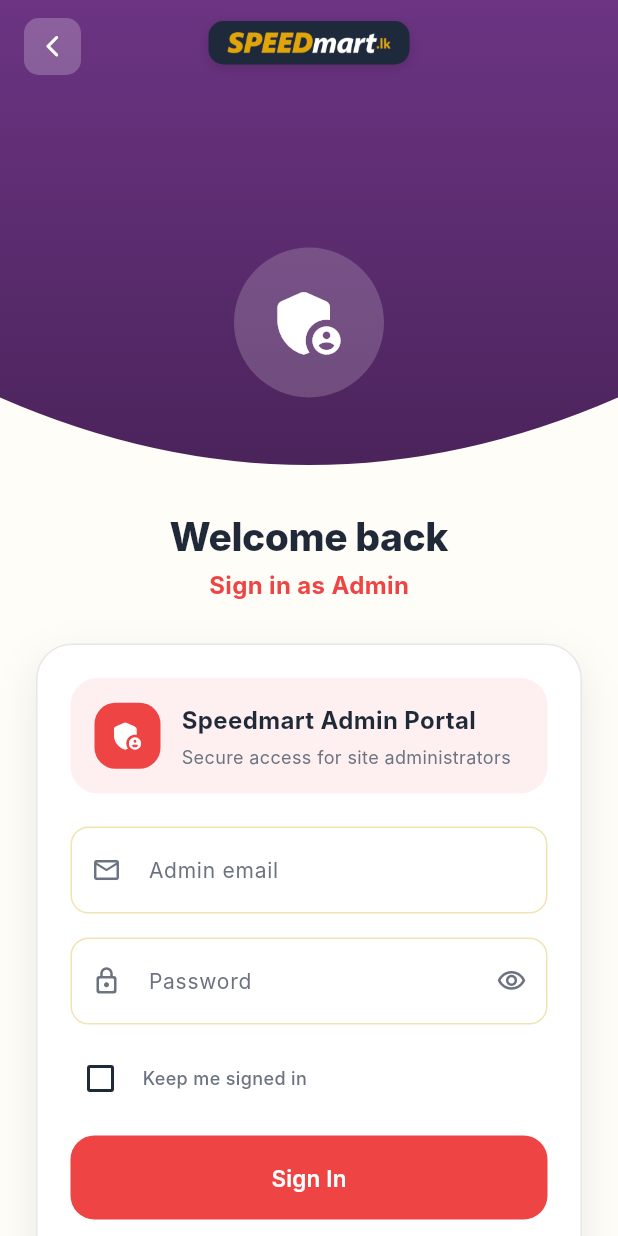
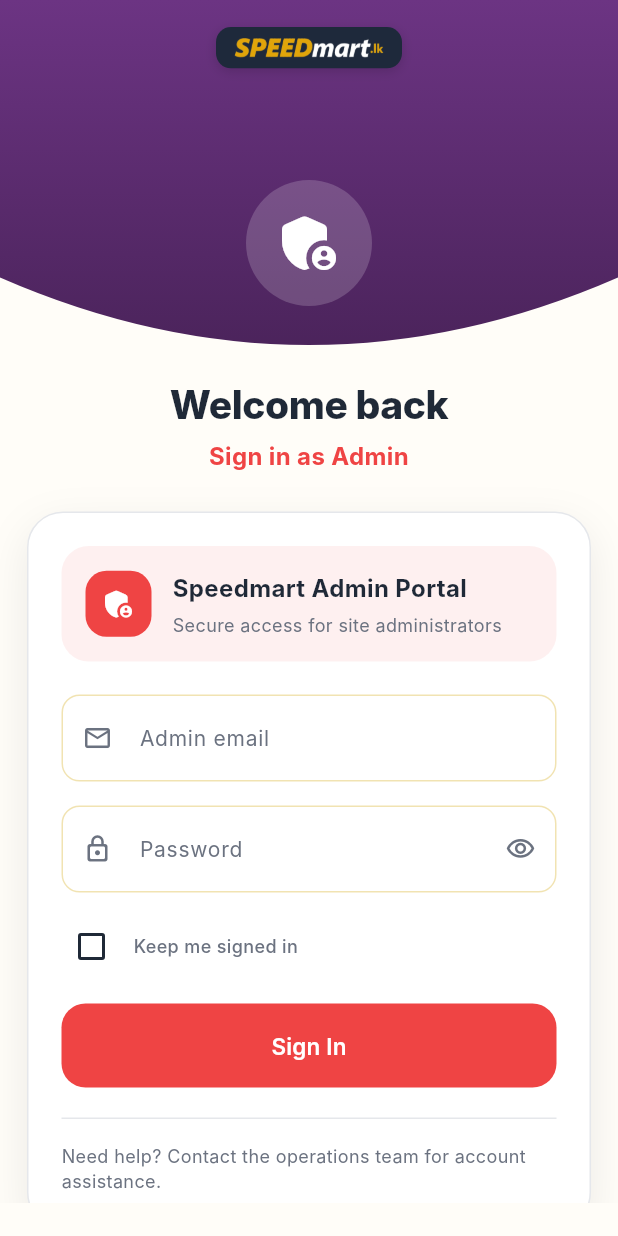
Before and after one commit to Anushmh17/speedmart_admin_web, a Flutter app: the LoginScreen screen opened by its route, on a phone screen of 412 x 824 dp. Run offline on Flutter 3.47's test engine with Material 3 defaults, Android fonts, the phone set to English and light mode, and no system bars; our stand-ins replace connectivity_plus, dio, flutter_local_notifications, flutter_map, flutter_riverpod, flutter_secure_storage and 7 more; accounts and stored records are empty; Roboto replaces fonts that are missing (Inter).

Commit message:
Refine admin login UI: compact card, centered layout, hide admin back button

```diff
--- a/lib/features/auth/presentation/screens/login_screen.dart
+++ b/lib/features/auth/presentation/screens/login_screen.dart
@@ -226,17 +226,20 @@
       });
     }
 
+    final heroHeight = widget.role == UserRole.admin ? 240.0 : 320.0;
+    final heroGradientColors = widget.role == UserRole.customer
+        ? const [Color(0xFFFF8A00), Color(0xFFFFB84D)]
+        : (widget.role == UserRole.admin
+            ? const [Color(0xFF6C3483), Color(0xFF4A235A)]
+            : const [Color(0xFF2563EB), Color(0xFF0F4DB8)]);
+
     final curvedHero = ClipPath(
       clipper: AuthWaveClipper(),
       child: Container(
-        height: 320,
+        height: heroHeight,
         decoration: BoxDecoration(
           gradient: LinearGradient(
-            colors: widget.role == UserRole.customer
-                ? const [Color(0xFFFF8A00), Color(0xFFFFB84D)]
-                : (widget.role == UserRole.admin
-                    ? const [Color(0xFF6C3483), Color(0xFF4A235A)]
-                    : const [Color(0xFF2563EB), Color(0xFF0F4DB8)]),
+            colors: heroGradientColors,
             begin: Alignment.topCenter,
             end: Alignment.bottomCenter,
           ),
@@ -245,7 +248,7 @@
           bottom: false,
           child: Stack(
             children: [
-              // Back Button
+              if (widget.role != UserRole.admin)
                 Positioned(
                   top: 12,
                   left: 16,
@@ -255,7 +258,7 @@
                       width: 38,
                       height: 38,
                       decoration: BoxDecoration(
-                      color: Colors.white.withValues(alpha: 0.22),
+                        color: Colors.white.withOpacity(0.22),
                         borderRadius: BorderRadius.circular(10),
                       ),
                       child: const Icon(
@@ -266,9 +269,8 @@
                     ),
                   ),
                 ),
-              // Speedmart Logo Pill Centered near top
               Positioned(
-                top: 14,
+                top: widget.role == UserRole.admin ? 18 : 14,
                 left: 0,
                 right: 0,
                 child: Center(
@@ -279,7 +281,7 @@
                       borderRadius: BorderRadius.circular(10),
                       boxShadow: [
                         BoxShadow(
-                          color: Colors.black.withValues(alpha: 0.15),
+                          color: Colors.black.withOpacity(0.15),
                           blurRadius: 6,
                           offset: const Offset(0, 2),
                         ),
@@ -287,23 +289,22 @@
                     ),
                     child: Image.asset(
                       'assets/images/logo.png',
-                      width: 110,
+                      width: 100,
                       fit: BoxFit.contain,
                     ),
                   ),
                 ),
               ),
-              // Circle Container with Icon
               Positioned(
-                bottom: 55,
+                bottom: widget.role == UserRole.admin ? 36 : 55,
                 left: 0,
                 right: 0,
                 child: Center(
                   child: Container(
-                    width: 100,
-                    height: 100,
+                    width: widget.role == UserRole.admin ? 84 : 100,
+                    height: widget.role == UserRole.admin ? 84 : 100,
                     decoration: BoxDecoration(
-                      color: Colors.white.withValues(alpha: 0.18),
+                      color: Colors.white.withOpacity(0.18),
                       shape: BoxShape.circle,
                     ),
                     child: Icon(
@@ -312,7 +313,7 @@
                           : (widget.role == UserRole.admin
                               ? Icons.admin_panel_settings_rounded
                               : Icons.storefront_rounded),
-                      size: 56,
+                      size: widget.role == UserRole.admin ? 48 : 56,
                       color: Colors.white,
                     ),
                   ),
@@ -328,16 +329,18 @@
       children: [
         Text(
           'Welcome back',
+          textAlign: TextAlign.center,
           style: AppTextStyles.display2(isDark ? Colors.white : const Color(0xFF1F2937)).copyWith(
             fontSize: 26,
             fontWeight: FontWeight.w800,
           ),
         ),
-        const SizedBox(height: 4),
+        const SizedBox(height: 6),
         Text(
           widget.role == UserRole.customer
               ? 'Sign in as Customer'
               : (widget.role == UserRole.admin ? 'Sign in as Admin' : 'Sign in as Vendor'),
+          textAlign: TextAlign.center,
           style: AppTextStyles.bodyLarge(_roleColor).copyWith(
             fontWeight: FontWeight.bold,
           ),
@@ -346,7 +349,7 @@
     );
 
     final formFields = Padding(
-      padding: const EdgeInsets.symmetric(horizontal: _hPad),
+      padding: const EdgeInsets.symmetric(horizontal: 18, vertical: 8),
       child: widget.role == UserRole.customer
           ? _buildCustomerForm(isDark: isDark, authState: authState, custState: custState)
           : widget.role == UserRole.admin
@@ -359,20 +362,34 @@
       backgroundColor: isDark ? const Color(0xFF0F1115) : const Color(0xFFFFFDF8),
       body: SafeArea(
         top: false,
-        child: SingleChildScrollView(
+        child: Padding(
+          padding: const EdgeInsets.only(bottom: 22),
+          child: LayoutBuilder(
+            builder: (context, constraints) {
+              final availableHeight = constraints.maxHeight;
+              return SingleChildScrollView(
                 keyboardDismissBehavior: ScrollViewKeyboardDismissBehavior.onDrag,
                 child: ConstrainedBox(
-            constraints: BoxConstraints(minHeight: screenHeight),
+                  constraints: BoxConstraints(minHeight: availableHeight),
                   child: Column(
+                    crossAxisAlignment: CrossAxisAlignment.stretch,
                     children: [
                       curvedHero,
-                const SizedBox(height: 22),
+                      const SizedBox(height: 14),
                       centeredTitle,
-                const SizedBox(height: 26),
-                formFields,
-                const SizedBox(height: 40), // spacer bottom padding
+                      const SizedBox(height: 16),
+                      Center(
+                        child: ConstrainedBox(
+                          constraints: const BoxConstraints(maxWidth: 560),
+                          child: formFields,
+                        ),
+                      ),
+                      const SizedBox(height: 20),
                     ],
                   ),
+                ),
+              );
+            },
           ),
         ),
       ),
@@ -586,7 +603,10 @@
     final cardColor = isDark ? AppColors.cardDark : AppColors.cardLight;
     final secondaryText = isDark ? const Color(0xFFA1A1AA) : const Color(0xFF6B7280);
 
-    return Container(
+    return Center(
+      child: ConstrainedBox(
+        constraints: const BoxConstraints(maxWidth: 520),
+        child: Container(
           padding: const EdgeInsets.all(22),
           decoration: BoxDecoration(
             color: cardColor,
```
Lines whose indentation alone changed are shown as unchanged.
